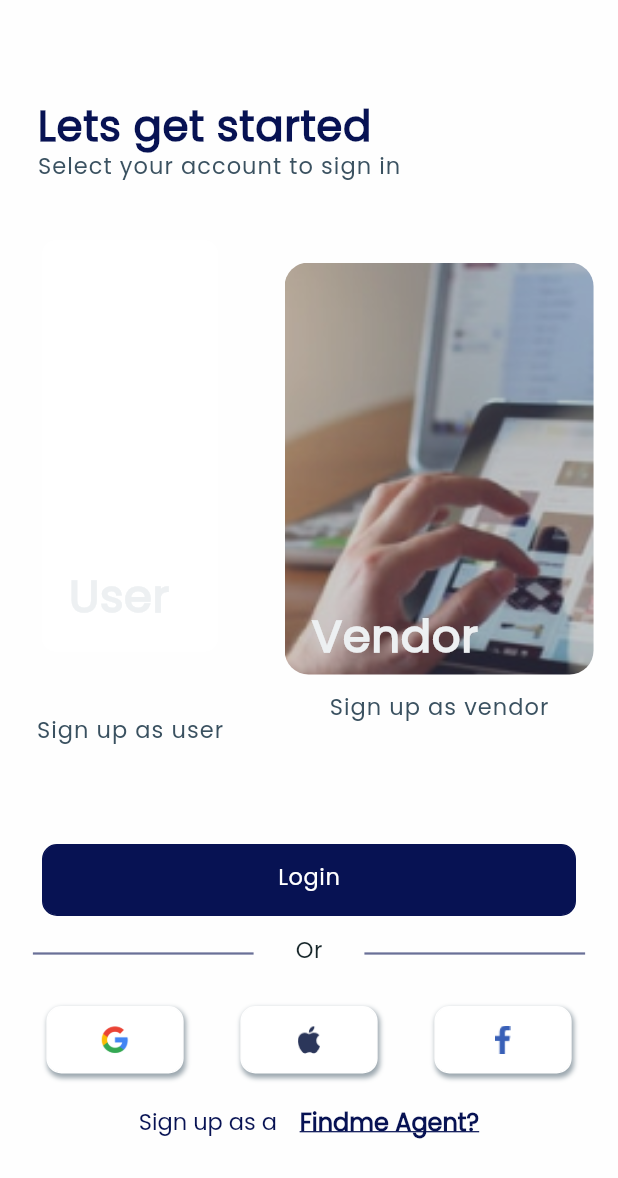
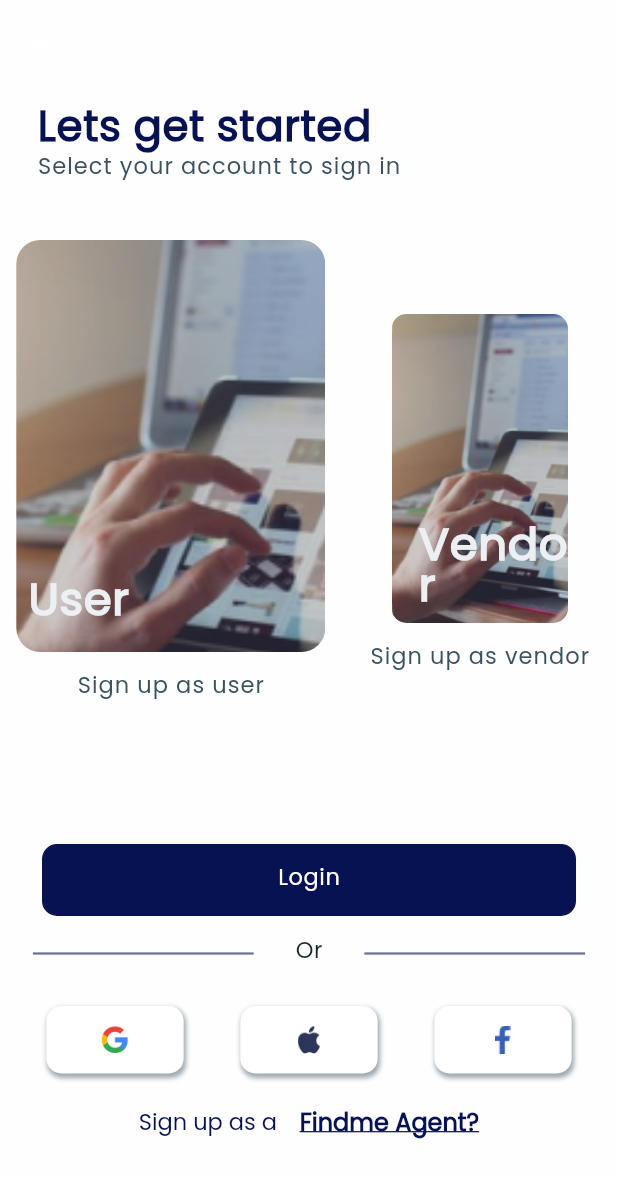
Before and after one commit to ObiVictorChibuike/findme_project, a Flutter app: the GetStartedScreen screen opened directly, on a phone screen of 412 x 824 dp. Shown: the top 1178 px of the screen. Run offline on Flutter 3.47's test engine with Material 2 defaults, Android fonts, the phone set to English and light mode, and no system bars; our stand-ins replace intro_slider, pin_code_fields.

```diff
--- a/lib/screens/getstarted.dart
+++ b/lib/screens/getstarted.dart
@@ -32,16 +32,26 @@ class _GetStartedScreenState extends State<GetStartedScreen> {
                   alignment: Alignment.topLeft,
                   child: Padding(
                     padding: const EdgeInsets.only(left: 25.0),
-                          child: Text("Lets get started", style: AppTheme.headerTextStyle,),
+                    child: Text(
+                      "Lets get started",
+                      style: AppTheme.headerTextStyle,
+                    ),
                   )),
-                    SizedBox(height: 5,),
+              SizedBox(
+                height: 5,
+              ),
               Align(
                   alignment: Alignment.topLeft,
                   child: Padding(
                     padding: const EdgeInsets.only(left: 25.0),
-                          child: Text("Select your account to sign in", style: AppTheme.greyTextStyle,),
+                    child: Text(
+                      "Select your account to sign in",
+                      style: AppTheme.greyTextStyle,
+                    ),
                   )),
-              SizedBox(height: 40,),
+              SizedBox(
+                height: 40,
+              ),
               Container(
                 child: Row(
                   mainAxisAlignment: MainAxisAlignment.spaceAround,
@@ -50,63 +60,86 @@ class _GetStartedScreenState extends State<GetStartedScreen> {
                       children: [
                         Container(
                           height: MediaQuery.of(context).size.height / 3,
-                          width: MediaQuery.of(context).size.height /7,
+                          width: MediaQuery.of(context).size.height / 4,
                           decoration: BoxDecoration(
                               color: AppTheme.white,
-                            borderRadius: BorderRadius.circular(10),
-                          ),
+                              borderRadius: BorderRadius.circular(16),
+                              image: DecorationImage(
+                                  image: AssetImage('assets/vendor.png'),
+                                  fit: BoxFit.cover)),
                           child: Align(
                               alignment: Alignment.bottomLeft,
                               child: Padding(
-                                padding: const EdgeInsets.only(left: 18.0,bottom: 20),
-                                child: Text('User', style: AppTheme.whiteHeaderTextStyle,),
+                                padding: const EdgeInsets.only(
+                                    left: 8.0, bottom: 18),
+                                child: Text(
+                                  'User',
+                                  style: AppTheme.whiteHeaderTextStyle,
+                                ),
                               )),
                         ),
-                        SizedBox(height: 30,),
                         TextButton(
-                          onPressed: (){},
-                          child: Text('Sign up as user', style: AppTheme.greyTextStyle),
-                        )
+                          onPressed: () {
+                            Navigator.push(
+                                context,
+                                MaterialPageRoute(
+                                    builder: (BuildContext context) =>
+                                        CreateAccount()));
+                          },
+                          child: Text('Sign up as user',
+                              style: AppTheme.greyTextStyle),
+                        ),
+                        SizedBox(
+                          height: 30,
+                        ),
                       ],
                     ),
                     Column(
                       children: [
                         Container(
-                          height: MediaQuery.of(context).size.height / 3,
-                          width: MediaQuery.of(context).size.height /4,
+                          height: MediaQuery.of(context).size.height / 4,
+                          width: MediaQuery.of(context).size.height / 7,
                           decoration: BoxDecoration(
                               color: AppTheme.nearlyWhite,
-                              borderRadius: BorderRadius.circular(16),
+                              borderRadius: BorderRadius.circular(10),
                               image: DecorationImage(
-                                  image: AssetImage(
-                                      'assets/vendor.png'
-                                  ),
-                                  fit: BoxFit.cover
-                              )
-                          ),
+                                  image: AssetImage('assets/vendor.png'),
+                                  fit: BoxFit.cover)),
                           child: Align(
                             alignment: Alignment.bottomLeft,
                             child: Stack(
                               children: [
                                 Padding(
-                                  padding: const EdgeInsets.only(bottom: 8.0, left: 18),
-                                  child: Text('Vendor', style: AppTheme.whiteHeaderTextStyle,),
+                                  padding: const EdgeInsets.only(
+                                      bottom: 8.0, left: 18),
+                                  child: Text(
+                                    'Vendor',
+                                    style: AppTheme.whiteHeaderTextStyle,
+                                  ),
                                 ),
                               ],
                             ),
                           ),
                         ),
-
                         TextButton(
-                          onPressed: (){},
-                          child: Text('Sign up as vendor', style: AppTheme.greyTextStyle),
+                          onPressed: () {
+                            Navigator.push(
+                                context,
+                                MaterialPageRoute(
+                                    builder: (BuildContext context) =>
+                                        CreateAccount()));
+                          },
+                          child: Text('Sign up as vendor',
+                              style: AppTheme.greyTextStyle),
                         )
                       ],
                     )
                   ],
                 ),
               ),
-              SizedBox(height: 50,),
+              SizedBox(
+                height: 50,
+              ),
               Padding(
                 padding: const EdgeInsets.symmetric(horizontal: 28.0),
                 child: CustomButton(
@@ -115,10 +148,13 @@ class _GetStartedScreenState extends State<GetStartedScreen> {
                     borderColor: AppTheme.blue,
                     buttonRadius: 10,
                     buttonText: ('Login'),
-                    onPressed: (){
-                    Navigator.push(context, MaterialPageRoute(builder: (BuildContext context)=>CreateAccount()));
-                    }
-                ),
+                    onPressed: () {
+                      Navigator.push(
+                          context,
+                          MaterialPageRoute(
+                              builder: (BuildContext context) =>
+                                  CreateAccount()));
+                    }),
               ),
               SizedBox(
                 height: 10,
@@ -133,7 +169,10 @@ class _GetStartedScreenState extends State<GetStartedScreen> {
                       width: MediaQuery.of(context).size.width / 2.8,
                       color: AppTheme.blue.withOpacity(0.6),
                     ),
-                    Text('Or', style: AppTheme.blackTextStyle,),
+                    Text(
+                      'Or',
+                      style: AppTheme.blackTextStyle,
+                    ),
                     Container(
                       height: 1.5,
                       width: MediaQuery.of(context).size.width / 2.8,
@@ -142,7 +181,9 @@ class _GetStartedScreenState extends State<GetStartedScreen> {
                   ],
                 ),
               ),
-              SizedBox(height: 20,),
+              SizedBox(
+                height: 20,
+              ),
               Padding(
                 padding: const EdgeInsets.symmetric(horizontal: 12.0),
                 child: Row(
@@ -152,53 +193,55 @@ class _GetStartedScreenState extends State<GetStartedScreen> {
                       buttonImage: Image.asset('assets/google.png'),
                       buttonWidth: MediaQuery.of(context).size.width / 4.5,
                       buttonRadius: 10,
-                        onPressed: (){
-
-                        },
+                      onPressed: () {},
                       buttonHeight: 45,
                     ),
                     CustomIconButton(
                       buttonImage: Image.asset('assets/apple.png'),
                       buttonWidth: MediaQuery.of(context).size.width / 4.5,
                       buttonRadius: 10,
-                        onPressed: (){
-
-                        },
+                      onPressed: () {},
                       buttonHeight: 45,
                     ),
                     CustomIconButton(
                       buttonImage: Image.asset('assets/facebook.png'),
                       buttonWidth: MediaQuery.of(context).size.width / 4.5,
                       buttonRadius: 10,
-                        onPressed: (){
-
-                        },
+                      onPressed: () {},
                       buttonHeight: 45,
                     ),
                   ],
                 ),
               ),
-              SizedBox(height: 20,),
+              SizedBox(
+                height: 20,
+              ),
               Padding(
                 padding: const EdgeInsets.symmetric(horizontal: 85.0),
                 child: Row(
                   mainAxisAlignment: MainAxisAlignment.spaceAround,
                   children: [
-                    Text('Sign up as a', style: TextStyle(
-                        fontWeight: FontWeight.w400, fontSize: 15, fontFamily: 'Poppins', color: AppTheme.blue
-                    )),
+                    Text('Sign up as a',
+                        style: TextStyle(
+                            fontWeight: FontWeight.w400,
+                            fontSize: 15,
+                            fontFamily: 'Poppins',
+                            color: AppTheme.blue)),
                     InkWell(
-                      onTap: (){},
-                      child: Text('Findme Agent?', style: TextStyle(
-                          fontWeight: FontWeight.w600, fontSize: 16, fontFamily: 'Poppins', color: AppTheme.blue, decoration: TextDecoration.underline
-                      )),
+                      onTap: () {},
+                      child: Text('Findme Agent?',
+                          style: TextStyle(
+                              fontWeight: FontWeight.w600,
+                              fontSize: 16,
+                              fontFamily: 'Poppins',
+                              color: AppTheme.blue,
+                              decoration: TextDecoration.underline)),
                     ),
                   ],
                 ),
               )
             ],
           ),
-        )
-    );
+        ));
   }
 }
--- a/pubspec.yaml
+++ b/pubspec.yaml
@@ -43,6 +43,7 @@ flutter_native_splash:
 dev_dependencies:
   flutter_test:
     sdk: flutter
+  intro_slider: ^3.0.2
 
 # For information on the generic Dart part of this file, see the
 # following page: https://dart.dev/tools/pub/pubspec
```
Also changed, not shown: lib/main.dart (+130 -7 lines), assets/find_me_logo.png (added), assets/find_me_splash1.png (added), assets/find_me_splash2.png (added), assets/find_me_splash3.png (added), assets/find_me_splash4.png (added), assets/find_me_splash5.png (added), assets/find_me_splash6.png (added), pubspec.lock, 40 other files. Lines whose indentation alone changed are shown as unchanged.
